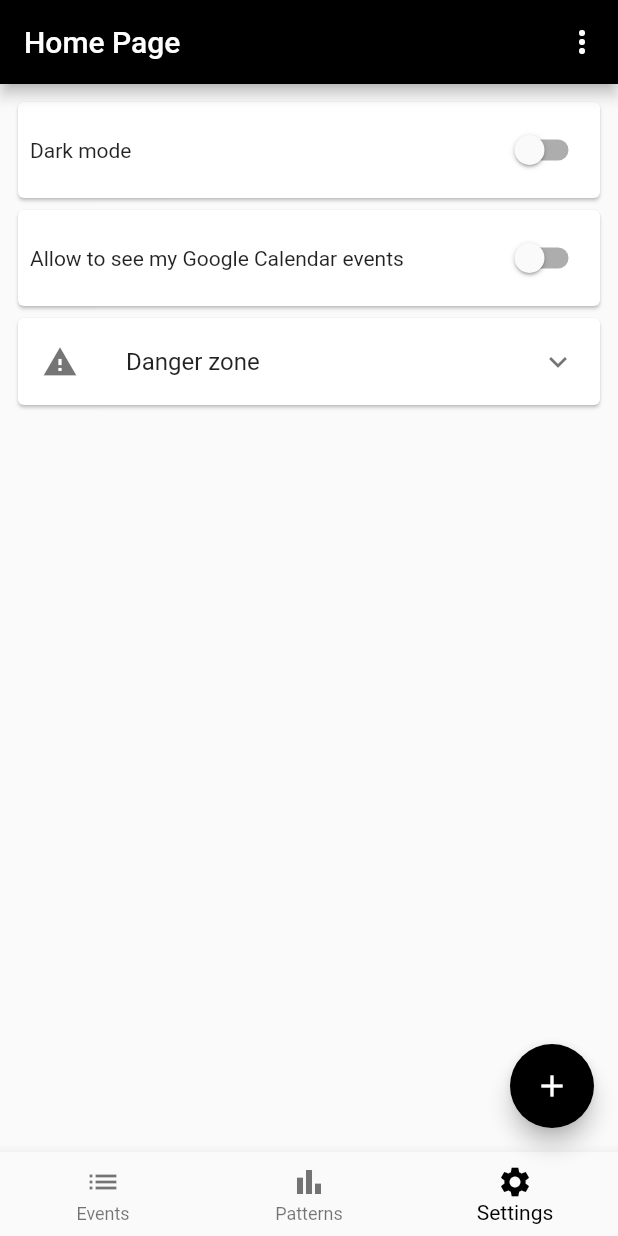
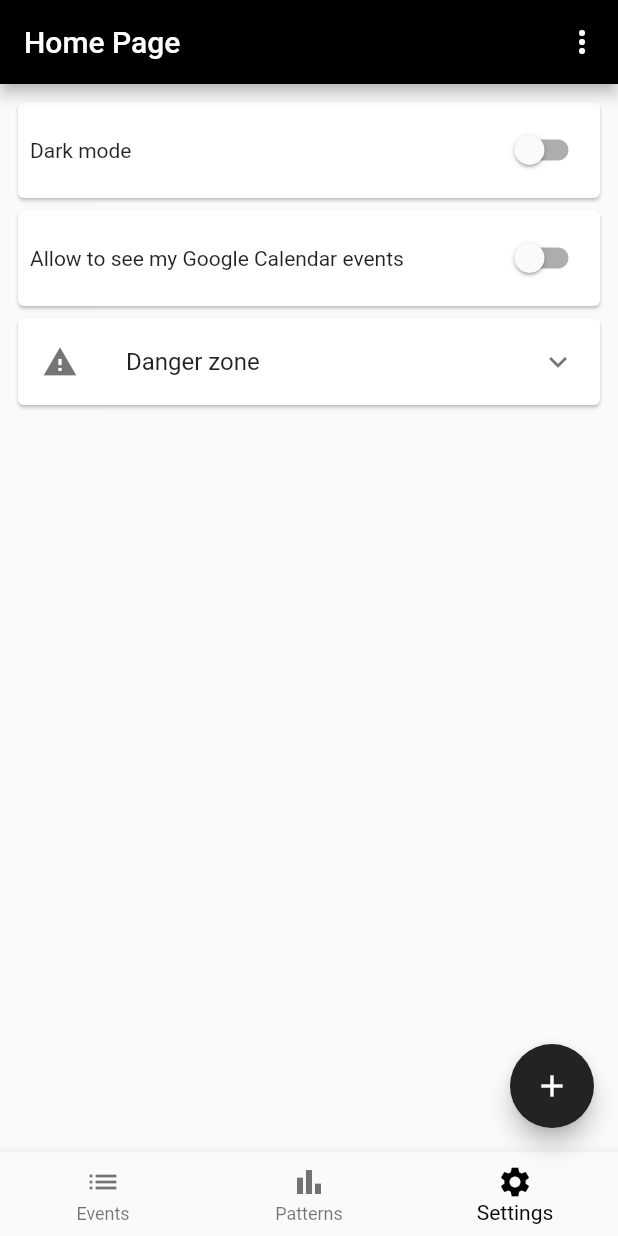
Before and after one commit to ggiuffre/patterns, a Flutter app: the screen it shows once a user with an empty profile is signed in, item 3 of the bottom bar chosen, on a phone screen of 412 x 824 dp. Run offline on Flutter 3.47's test engine with Material 2 defaults, Android fonts, the phone set to English and light mode, and no system bars; our stand-ins replace cloud_firestore, firebase_auth, firebase_core, flutter_riverpod, google_sign_in, shared_preferences; missing offline and left inert: googleapis; accounts and stored records are empty.

Commit message:
Tweak color theme

```diff
--- a/lib/theme.dart
+++ b/lib/theme.dart
@@ -4,16 +4,16 @@ class AppTheme {
   static final light = ThemeData(
     brightness: Brightness.light,
     primarySwatch: MaterialColor(Colors.black.value, {
-      50: Colors.black,
-      100: Colors.black,
-      200: Colors.black,
-      300: Colors.black,
-      400: Colors.black,
-      500: Colors.black,
-      600: Colors.black,
-      700: Colors.black,
-      800: Colors.black,
-      900: Colors.black,
+      50: const Color(0xff919191),
+      100: const Color(0xff7b7b7b),
+      200: const Color(0xff656565),
+      300: const Color(0xff4f4f4f),
+      400: const Color(0xff393939),
+      500: const Color(0xff232323),
+      600: const Color(0xff0d0d0d),
+      700: const Color(0xff000000),
+      800: const Color(0xff000000),
+      900: const Color(0xff000000),
     }),
     pageTransitionsTheme: const PageTransitionsTheme(builders: {
       TargetPlatform.iOS: CupertinoPageTransitionsBuilder(),
--- a/lib/ui/components/user_app_bar.dart
+++ b/lib/ui/components/user_app_bar.dart
@@ -6,6 +6,7 @@ class UserAppBar extends AppBar {
       : super(
           key: key,
           title: title,
+          brightness: Brightness.dark,
           actions: [
             PopupMenuButton(
               itemBuilder: (context) => [
@@ -23,3 +24,5 @@ class UserAppBar extends AppBar {
 }
 
 // TODO: UserAppBar should not show a logout button if a user is authenticated with an anonymous session.
+
+// TODO remove explicit `brightness: Brightness.dark` setting once Flutter AppBar sets its brightness automatically (or we have a proper palette)
```
